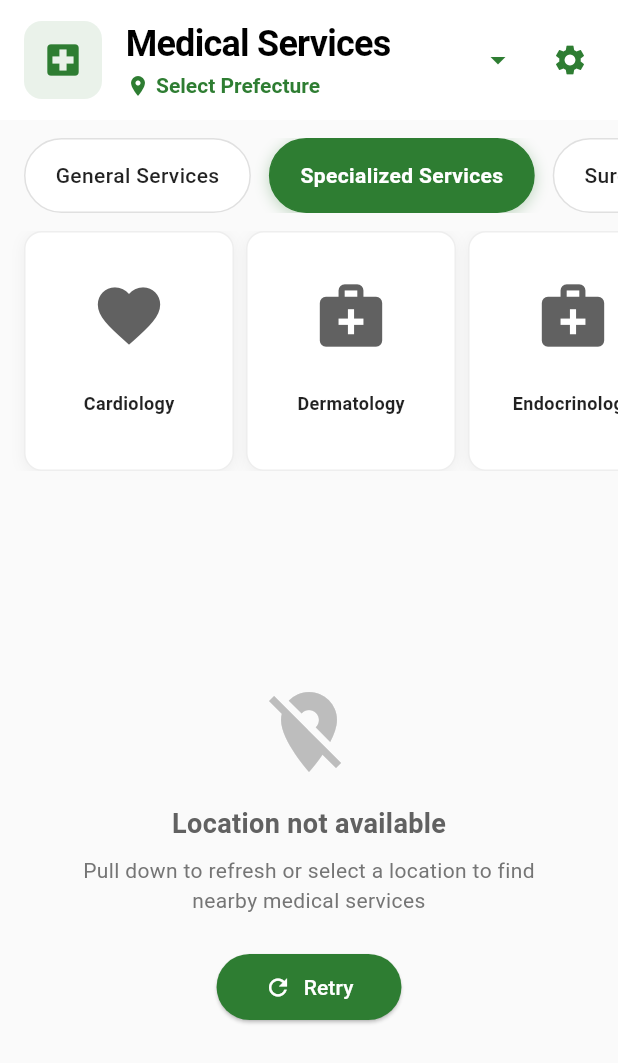
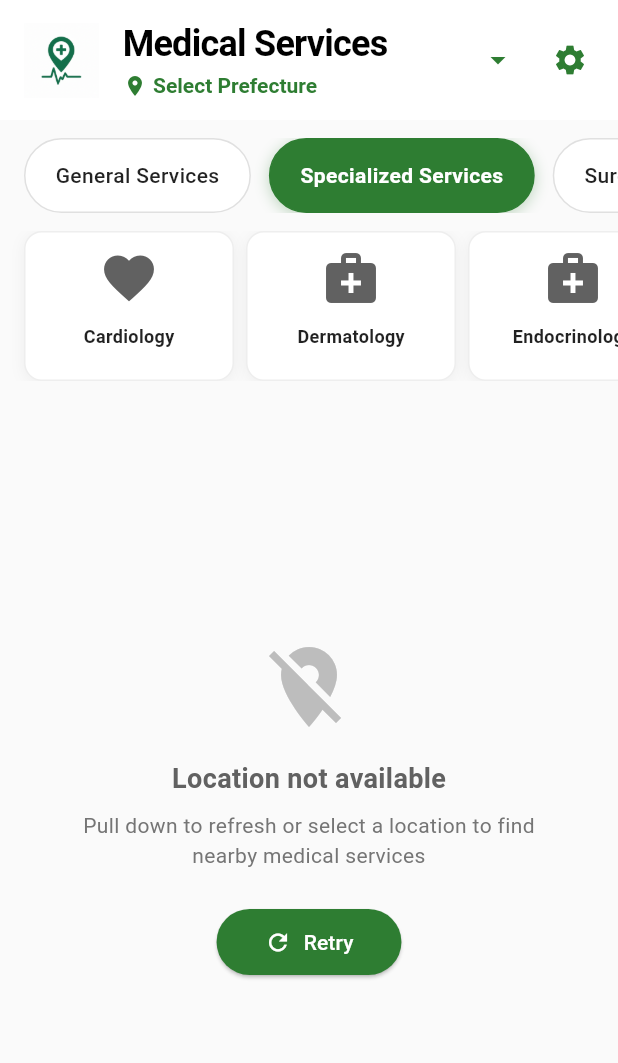
Before and after one commit to S1ThuHtun/medical-apps-monorepo, a Flutter app: the screen it shows once a user with an empty profile is signed in, after a tap on "General Services", after a tap on "Specialized Services", on a phone screen of 412 x 824 dp. Shown: the top 1063 px of the screen. Run offline on Flutter 3.47's test engine with Material 3 defaults, Android fonts, the phone set to English and light mode, and no system bars; our stand-ins replace firebase_auth, firebase_core, flutter_map, flutter_native_splash, geolocator, latlong2 and 1 more; missing offline and left inert: flutter_phone_direct_caller; accounts and stored records are empty.

Commit message:
chore: update home_screen with latest changes

```diff
--- a/medinavi-mac/lib/screens/home_screen.dart
+++ b/medinavi-mac/lib/screens/home_screen.dart
@@ -296,16 +296,19 @@ class _HomeScreenState extends State<HomeScreen> {
         title: Row(
           children: [
             Container(
-              padding: const EdgeInsets.all(12),
-              decoration: BoxDecoration(
-                color: const Color(0xFF2E7D32).withOpacity(0.1),
-                borderRadius: BorderRadius.circular(12),
-              ),
-              child: const Icon(
-                Icons.local_hospital,
-                color: Color(0xFF2E7D32),
-                size: 28,
-              ),
+              // padding: const EdgeInsets.all(12),
+              // decoration: BoxDecoration(
+              //   color: const Color(0xFF2E7D32).withOpacity(0.1),
+              //   borderRadius: BorderRadius.circular(12),
+              // ),
+              // child: const Icon(
+              //   Icons.local_hospital,
+              //   color: Color(0xFF2E7D32),
+              //   size: 28,
+              // ),
+              child: Image.asset('assets/images/MediNavi001.png'),
+              height: 50,
+              width: 50,
             ),
             const SizedBox(width: 16),
             Expanded(
--- a/medinavi-mac/lib/widgets/service_grid_widget.dart
+++ b/medinavi-mac/lib/widgets/service_grid_widget.dart
@@ -20,7 +20,7 @@ class ServiceGridWidget extends StatelessWidget {
     final services = medicalServicesData['services'][selectedCategory] as List;
 
     return SizedBox(
-      height: 160,
+      height: 100,
       child: GridView.builder(
         padding: const EdgeInsets.symmetric(horizontal: 16),
         scrollDirection: Axis.horizontal,
@@ -66,14 +66,14 @@ class ServiceGridWidget extends StatelessWidget {
                       crossAxisAlignment: CrossAxisAlignment.start,
                       mainAxisAlignment: MainAxisAlignment.center,
                       children: [
-                        SizedBox(height: 20,),
+                        //SizedBox(height: 20,),
                         Center(
                           child: Icon(
                             _getServiceIcon(service),
                             color: isSelected
                                 ? const Color(0xFF2E7D32)
                                 : Colors.grey[700],
-                            size: 50,
+                            size: 40,
                           ),
                         ),
                         Flexible(
```
Also changed, not shown: medinavi-mac/lib/screens/map_screen.dart (+46 -3 lines).
